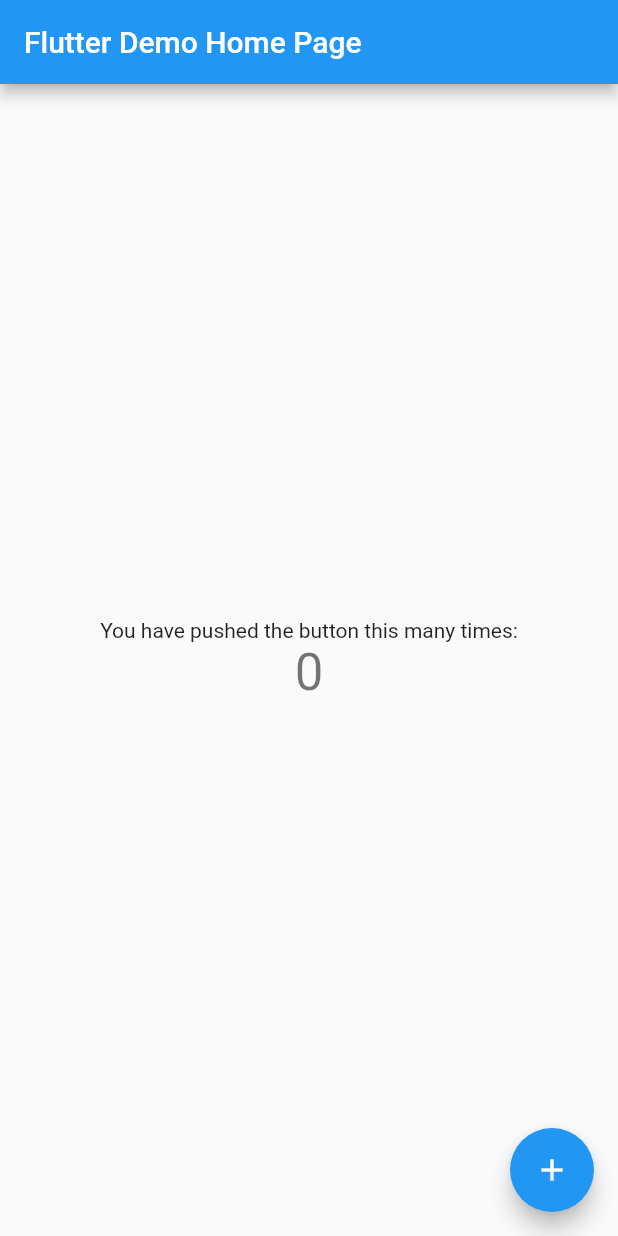
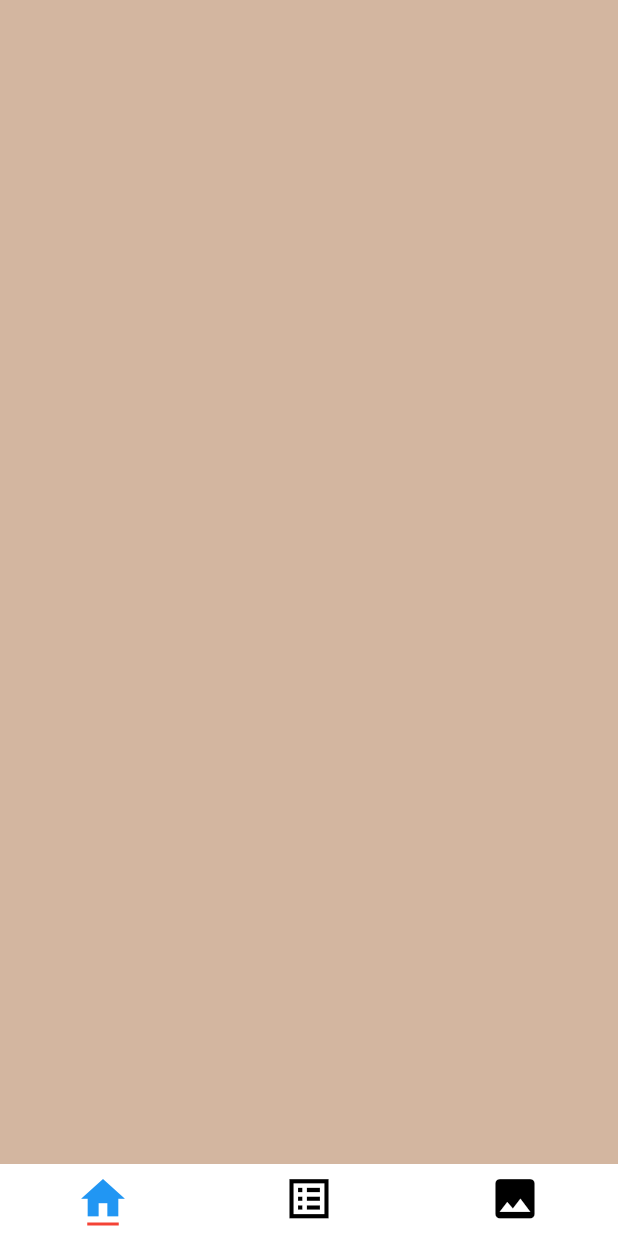
Before and after one commit to wilhelmlofsten/Coookie-inspirations, a Flutter app: the screen it shows after launch, on a phone screen of 412 x 824 dp. Run offline on Flutter 3.47's test engine with Material 2 defaults, Android fonts, the phone set to English and light mode, and no system bars.

Commit message:
Added 3 diffrient screens with navbar buttons, todo: content on first page

```diff
--- a/cookieapp/lib/main.dart
+++ b/cookieapp/lib/main.dart
@@ -1,4 +1,5 @@
 import 'package:flutter/material.dart';
+import 'models/global.dart';
 
 void main() {
   runApp(const MyApp());
@@ -7,39 +8,20 @@
 class MyApp extends StatelessWidget {
   const MyApp({Key? key}) : super(key: key);
 
-  // This widget is the root of your application.
-  @override
+  @override// Ta bort?
   Widget build(BuildContext context) {
     return MaterialApp(
-      title: 'Flutter Demo',
+      title: 'Cookie-inspirator',
       theme: ThemeData(
-        // This is the theme of your application.
-        //
-        // Try running your application with "flutter run". You'll see the
-        // application has a blue toolbar. Then, without quitting the app, try
-        // changing the primarySwatch below to Colors.green and then invoke
-        // "hot reload" (press "r" in the console where you ran "flutter run",
-        // or simply save your changes to "hot reload" in a Flutter IDE).
-        // Notice that the counter didn't reset back to zero; the application
-        // is not restarted.
-        primarySwatch: Colors.blue,
+        primarySwatch: Colors.purple,
       ),
-      home: const MyHomePage(title: 'Flutter Demo Home Page'),
+      home: const MyHomePage(title: 'Cookie-inspirator'),
     );
   }
 }
 
 class MyHomePage extends StatefulWidget {
   const MyHomePage({Key? key, required this.title}) : super(key: key);
-
-  // This widget is the home page of your application. It is stateful, meaning
-  // that it has a State object (defined below) that contains fields that affect
-  // how it looks.
-
-  // This class is the configuration for the state. It holds the values (in this
-  // case the title) provided by the parent (in this case the App widget) and
-  // used by the build method of the State. Fields in a Widget subclass are
-  // always marked "final".
 
   final String title;
 
@@ -52,64 +34,62 @@
 
   void _incrementCounter() {
     setState(() {
-      // This call to setState tells the Flutter framework that something has
-      // changed in this State, which causes it to rerun the build method below
-      // so that the display can reflect the updated values. If we changed
-      // _counter without calling setState(), then the build method would not be
-      // called again, and so nothing would appear to happen.
       _counter++;
     });
   }
 
   @override
   Widget build(BuildContext context) {
-    // This method is rerun every time setState is called, for instance as done
-    // by the _incrementCounter method above.
-    //
-    // The Flutter framework has been optimized to make rerunning build methods
-    // fast, so that you can just rebuild anything that needs updating rather
-    // than having to individually change instances of widgets.
-    return Scaffold(
-      appBar: AppBar(
-        // Here we take the value from the MyHomePage object that was created by
-        // the App.build method, and use it to set our appbar title.
-        title: Text(widget.title),
-      ),
-      body: Center(
-        // Center is a layout widget. It takes a single child and positions it
-        // in the middle of the parent.
-        child: Column(
-          // Column is also a layout widget. It takes a list of children and
-          // arranges them vertically. By default, it sizes itself to fit its
-          // children horizontally, and tries to be as tall as its parent.
-          //
-          // Invoke "debug painting" (press "p" in the console, choose the
-          // "Toggle Debug Paint" action from the Flutter Inspector in Android
-          // Studio, or the "Toggle Debug Paint" command in Visual Studio Code)
-          // to see the wireframe for each widget.
-          //
-          // Column has various properties to control how it sizes itself and
-          // how it positions its children. Here we use mainAxisAlignment to
-          // center the children vertically; the main axis here is the vertical
-          // axis because Columns are vertical (the cross axis would be
-          // horizontal).
-          mainAxisAlignment: MainAxisAlignment.center,
-          children: <Widget>[
-            const Text(
-              'You have pushed the button this many times:',
-            ),
-            Text(
-              '$_counter',
-              style: Theme.of(context).textTheme.headline4,
-            ),
-          ],
+
+    return MaterialApp(
+      color: Colors.white,
+      home: DefaultTabController(
+        length: 3,
+        child: new Scaffold(
+          body: TabBarView(
+            children: [
+              new Container(
+                color: cookieLightBrown, //custom added color
+              ),
+              new Container(
+                color: cookieLMediumBrown,
+                ),
+              new Container(
+                color: cookieBrown,
+              ),
+            ],
+          ),
+          bottomNavigationBar: new TabBar(
+            tabs: [
+              Tab(
+                icon: new Icon(
+                  Icons.home,
+                  size: 35,
+                  ),
+              ),
+              Tab(
+                icon: new Icon(
+                  Icons.list_alt_sharp,
+                  size: 35,
+                  ),
+              ),
+              Tab(
+                icon: new Icon(
+                  Icons.image,
+                  size: 35,
+                  ),
+              ),
+            ],
+
+            indicatorSize: TabBarIndicatorSize.label,
+            labelColor: Colors.blue,
+            unselectedLabelColor: Colors.black,
+            indicatorPadding: const EdgeInsets.all(7.0),
+            indicatorColor: Colors.red,
+          ),
+          backgroundColor: Colors.white,
         ),
       ),
-      floatingActionButton: FloatingActionButton(
-        onPressed: _incrementCounter,
-        tooltip: 'Increment',
-        child: const Icon(Icons.add),
-      ), // This trailing comma makes auto-formatting nicer for build methods.
     );
   }
 }
--- /dev/null
+++ b/cookieapp/lib/models/global.dart
@@ -0,0 +1,6 @@
+import 'package:flutter/material.dart';
+
+
+Color cookieBrown = new Color(0xFF8b6c5c);
+Color cookieLMediumBrown = new Color(0xFFa08679);
+Color cookieLightBrown = new Color(0xFFd3b6a0);
```
Also changed, not shown: 1 other file.
